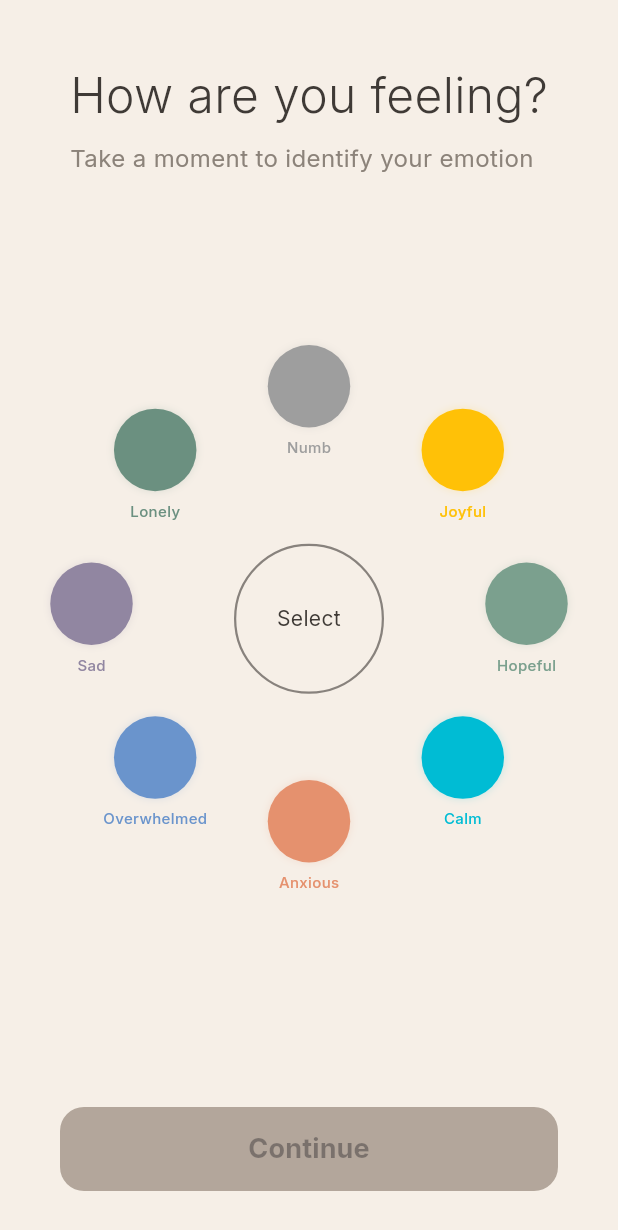
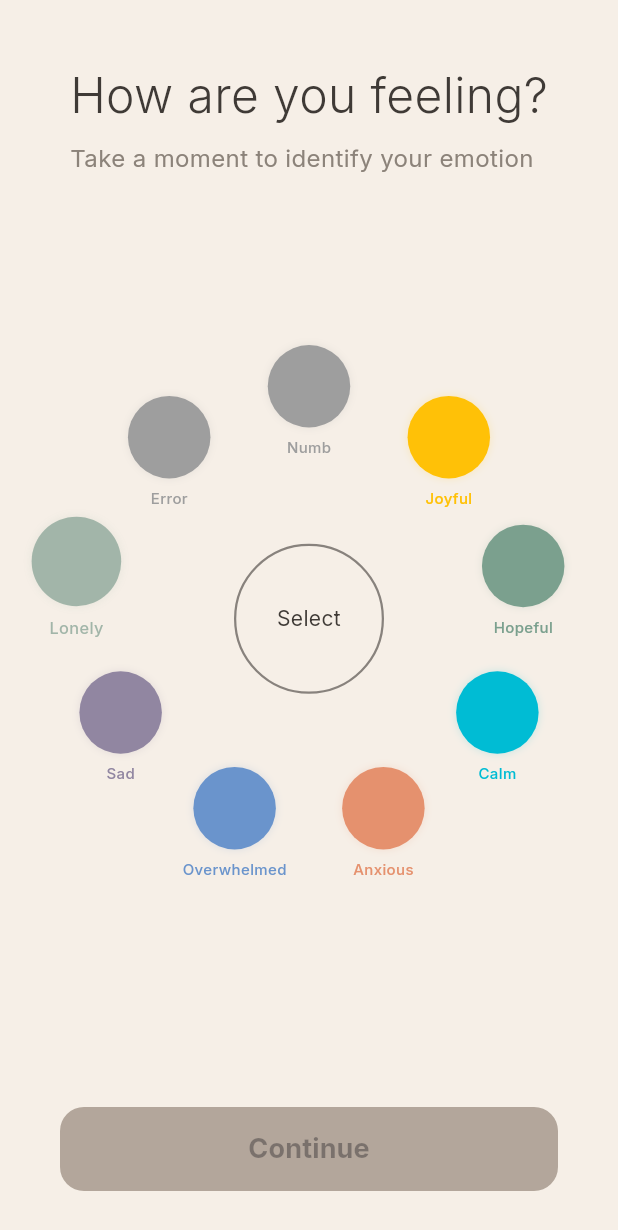
Before and after one commit to yuyuyu-226/MaskOff, a Flutter app: the EmotionSelectionScreen screen opened directly, on a phone screen of 412 x 824 dp. Shown: the top 1230 px of the screen. Run offline on Flutter 3.47's test engine with Material 3 defaults, Android fonts, the phone set to English and light mode, and no system bars; our stand-ins replace cloud_firestore, firebase_core, google_fonts; accounts and stored records are empty.

Commit message:
added error states

```diff
--- a/lib/data/app_data.dart
+++ b/lib/data/app_data.dart
@@ -11,6 +11,7 @@
   Emotion("Overwhelmed", const Color(0xFF6A94CC), 4, "Distress Load",   false),
   Emotion("Sad",      const Color(0xFF9186A1),    4, "Distress Load",   false),
   Emotion("Lonely",   const Color(0xFF6B9080),    3, "Stress Load",     false),
+  Emotion("Error", Colors.grey, 3, "???", false), // error state
 ];
 
 List<Post> globalFeed = [
--- a/lib/screens/ai_detection_screen.dart
+++ b/lib/screens/ai_detection_screen.dart
@@ -1,4 +1,6 @@
 import 'package:flutter/material.dart';
+import 'package:mask_off/data/app_data.dart';
+import 'package:mask_off/screens/drop_mask_screen.dart';
 import '../models/emotion.dart';
 import '../models/post.dart';
 import 'support_feed_screen.dart';
@@ -169,7 +171,7 @@
                     Navigator.push(
                       context,
                       MaterialPageRoute(
-                        builder: (context) => SupportFeedScreen(myPost: myPost),
+                        builder: (context) => (emotion == emotions[8]) ? SupportFeedScreen(myPost: myPost) : DropMaskScreen(),
                       ),
                     );
                   },
--- a/lib/screens/drop_mask_screen.dart
+++ b/lib/screens/drop_mask_screen.dart
@@ -133,7 +133,7 @@
 
                     final selectedEmotion = emotions.firstWhere(
                           (e) => e.label.toLowerCase() == aiResponse.toLowerCase(),
-                      orElse: () => emotions[0],
+                      orElse: () => emotions[8], //error state
                     );
 
                     // 2. Initialize database service
```
